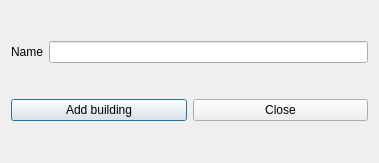
Before: the Qt Designer form src/interface/addbuildingform_template.ui in janLo/FET, drawn with Qt 5.
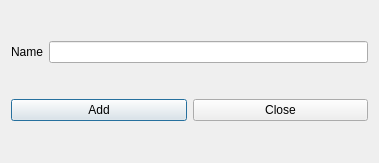
After: the same form once the commit is applied.

What changed in the file:
```diff
--- a/src/interface/addbuildingform_template.ui
+++ b/src/interface/addbuildingform_template.ui
@@ -36,7 +36,7 @@
      <item>
       <widget class="QPushButton" name="addBuildingPushButton">
        <property name="text">
-        <string>Add building</string>
+        <string>Add</string>
        </property>
        <property name="default">
         <bool>true</bool>
```
Left out of the diff: 5 changed lines with no effect on the pictures.
